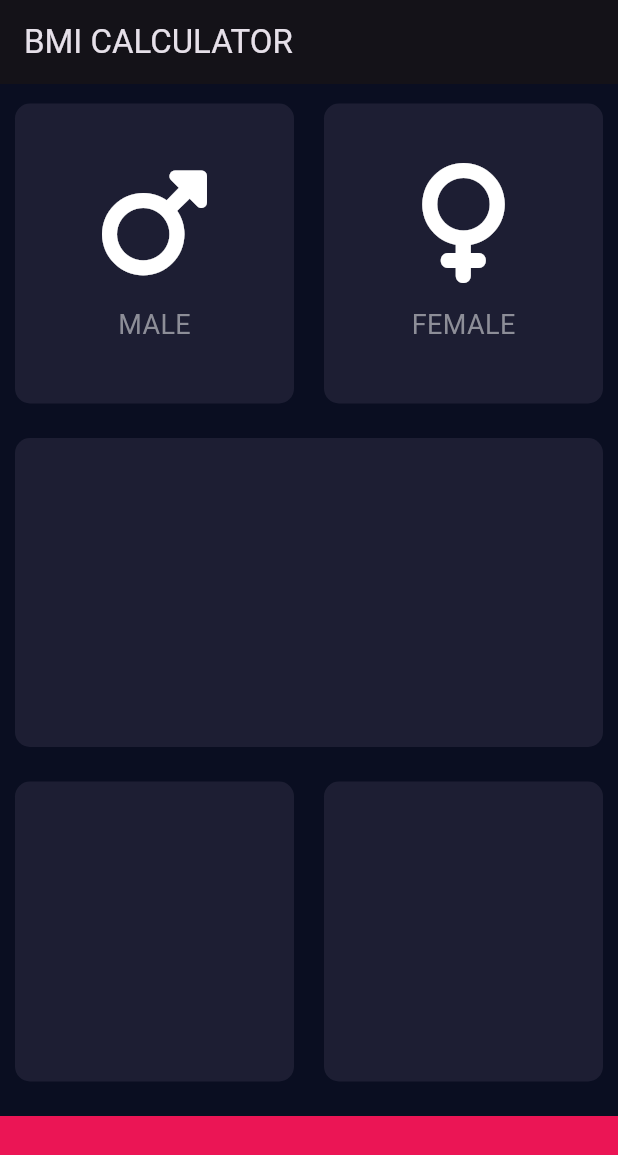
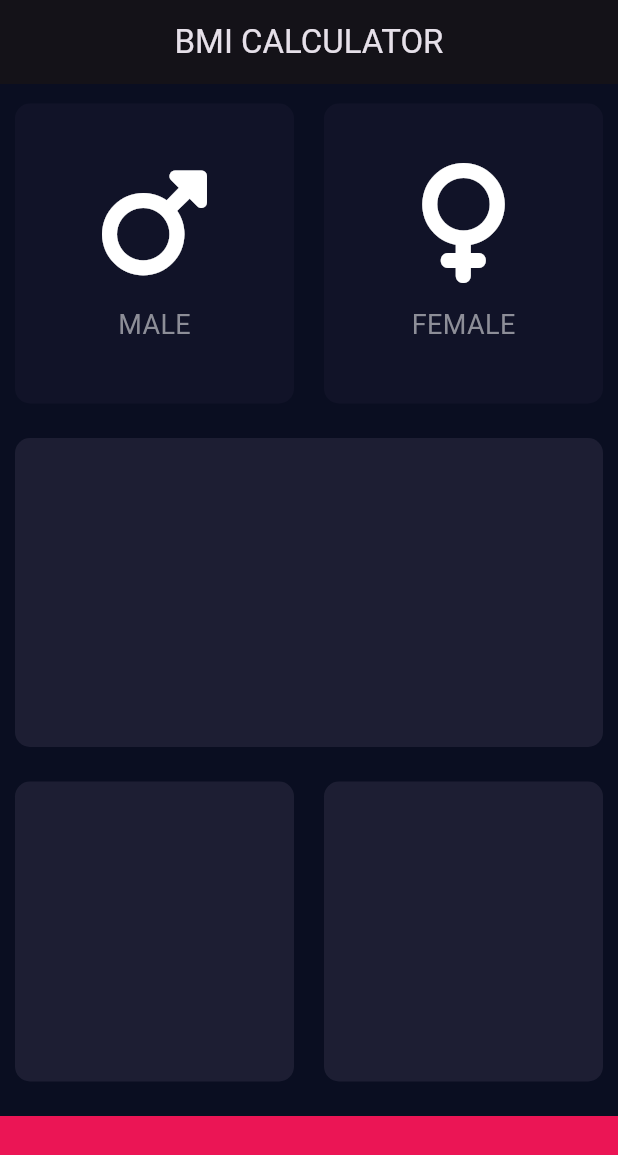
Before and after one commit to igudy/bmi_calculator_flutter, a Flutter app: the screen it shows after launch, on a phone screen of 412 x 824 dp. Shown: the top 1155 px of the screen. Run offline on Flutter 3.47's test engine with Material 3 defaults, Android fonts, the phone set to English and light mode, and no system bars; our stand-ins replace font_awesome_flutter.

Commit message:
feat: gender active and inactive card logic

```diff
--- /dev/null
+++ b/lib/icon_content.dart
@@ -0,0 +1,32 @@
+import 'package:flutter/material.dart';
+import 'package:font_awesome_flutter/font_awesome_flutter.dart';
+
+class IconContent extends StatelessWidget {
+  const IconContent({super.key, required this.icon, required this.label});
+
+  final IconData icon;
+  final String label;
+
+  @override
+  Widget build(BuildContext context) {
+    return Column(
+      mainAxisAlignment: MainAxisAlignment.center,
+      children: <Widget>[
+        Icon(
+          icon,
+          size: 80.0,
+        ),
+        const SizedBox(
+          height: 15.0,
+        ),
+        Text(
+          label,
+          style: const TextStyle(
+            fontSize: 18.0,
+            color: Color(0xFF8D8E98),
+          ),
+        ),
+      ],
+    );
+  }
+}
--- a/lib/input_page.dart
+++ b/lib/input_page.dart
@@ -1,13 +1,17 @@
 import 'package:flutter/material.dart';
 import 'package:font_awesome_flutter/font_awesome_flutter.dart';
+import 'icon_content.dart';
 
 // Values that will never change use the "const" keyword, while values
 // that change in runtime use the "final" keyword
 // Use DRY Principle always, Do Not Repeat Yourself.
 
+enum Gender { male, female }
+
 const bottomContainerHeight = 80.0;
 const activeCardColour = Color(0xFF1D1E33);
-const bottomContainerColor = Color(0xFFEB1555);
+const inactiveCardColour = Color(0xFF111328);
+const bottomContainerColour = Color(0xFFEB1555);
 
 class InputPage extends StatefulWidget {
   const InputPage({super.key});
@@ -21,8 +25,9 @@ class _InputPageState extends State<InputPage> {
   Widget build(BuildContext context) {
     return Scaffold(
       appBar: AppBar(
-        title: const Text('BMI CALCULATOR'),
-      ),
+          title: const Center(
+        child: Text('BMI CALCULATOR'),
+      )),
       body: const AllBody(),
     );
   }
@@ -36,6 +41,34 @@ class AllBody extends StatefulWidget {
 }
 
 class _TopBoxesState extends State<AllBody> {
+  Color maleCardColour = inactiveCardColour;
+  Color femaleCardColour = inactiveCardColour;
+
+  // Function for colors
+  // 1=Male, 2=Female
+
+  void updateColour(Gender selectedGender) {
+    //   male card pressed
+    if (selectedGender == Gender.male) {
+      if (maleCardColour == inactiveCardColour) {
+        maleCardColour = activeCardColour;
+        femaleCardColour = inactiveCardColour;
+      }
+    } else {
+      maleCardColour = inactiveCardColour;
+    }
+
+    //   female card pressed
+    if (selectedGender == Gender.female) {
+      if (femaleCardColour == inactiveCardColour) {
+        femaleCardColour = activeCardColour;
+        maleCardColour = inactiveCardColour;
+      } else {
+        femaleCardColour = inactiveCardColour;
+      }
+    }
+  }
+
   @override
   Widget build(BuildContext context) {
     return Column(
@@ -46,24 +79,36 @@ class _TopBoxesState extends State<AllBody> {
           child: Row(
             mainAxisAlignment: MainAxisAlignment.spaceEvenly,
             children: [
-              const Expanded(
+              Expanded(
+                  child: GestureDetector(
+                onTap: () {
+                  setState(() {
+                    updateColour(Gender.male);
+                  });
+                },
                 child: ReusableCard(
-                  colour: activeCardColour,
-                  cardChild: IconContent(
+                  colour: maleCardColour,
+                  cardChild: const IconContent(
                     icon: FontAwesomeIcons.mars,
                     label: "MALE",
                   ),
                 ),
-              ),
-              const Expanded(
+              )),
+              Expanded(
+                  child: GestureDetector(
+                onTap: () {
+                  setState(() {
+                    updateColour(Gender.female);
+                  });
+                },
                 child: ReusableCard(
-                  colour: activeCardColour,
-                  cardChild: IconContent(
+                  colour: femaleCardColour,
+                  cardChild: const IconContent(
                     icon: FontAwesomeIcons.venus,
                     label: "FEMALE",
                   ),
                 ),
-              ),
+              )),
             ],
           ),
         ),
@@ -73,10 +118,10 @@ class _TopBoxesState extends State<AllBody> {
             cardChild: SizedBox.shrink(),
           ),
         ),
-        Expanded(
+        const Expanded(
           child: Row(
             mainAxisAlignment: MainAxisAlignment.spaceEvenly,
-            children: const [
+            children: [
               Expanded(
                 child: ReusableCard(
                   colour: activeCardColour,
@@ -93,40 +138,10 @@ class _TopBoxesState extends State<AllBody> {
           ),
         ),
         Container(
-          color: bottomContainerColor,
+          color: bottomContainerColour,
           margin: const EdgeInsets.only(top: 10.0),
           width: double.infinity,
           height: bottomContainerHeight,
-        ),
-      ],
-    );
-  }
-}
-
-class IconContent extends StatelessWidget {
-  const IconContent({super.key, required this.icon, required this.label});
-
-  final IconData icon;
-  final String label;
-
-  @override
-  Widget build(BuildContext context) {
-    return Column(
-      mainAxisAlignment: MainAxisAlignment.center,
-      children: <Widget>[
-        Icon(
-          icon,
-          size: 80.0,
-        ),
-        const SizedBox(
-          height: 15.0,
-        ),
-        Text(
-          label,
-          style: const TextStyle(
-            fontSize: 18.0,
-            color: Color(0xFF8D8E98),
-          ),
         ),
       ],
     );
```
